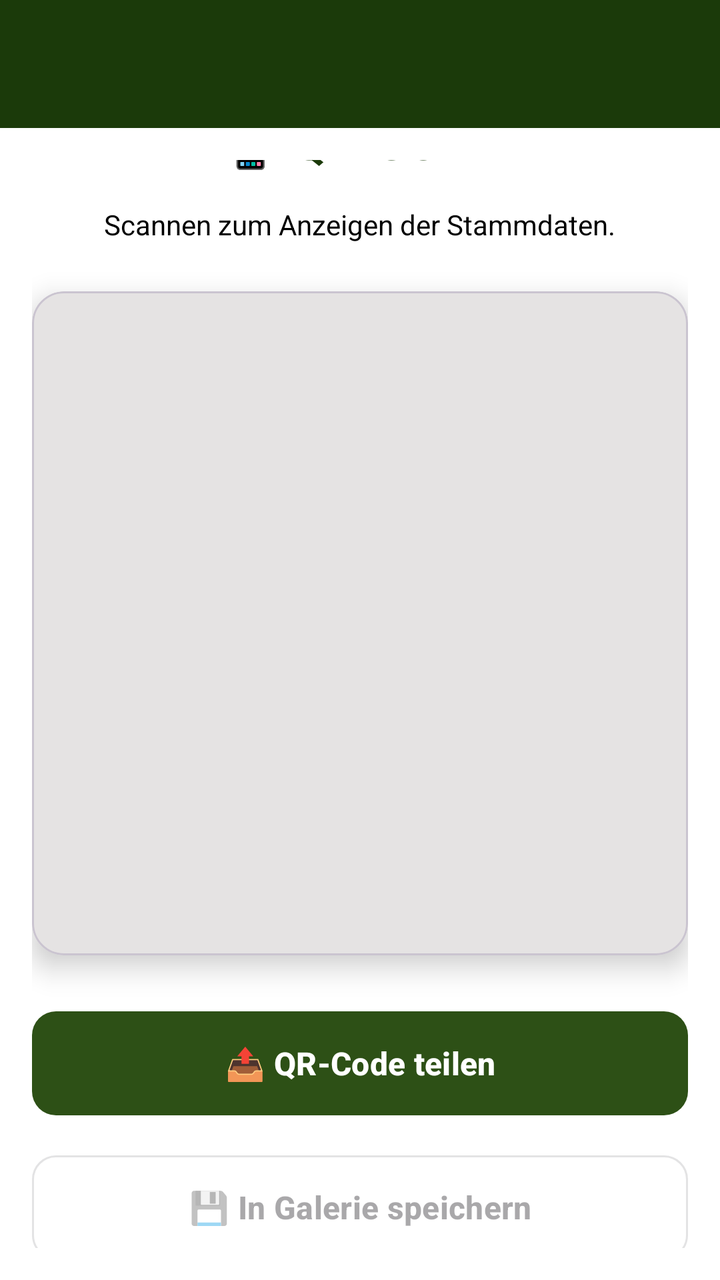
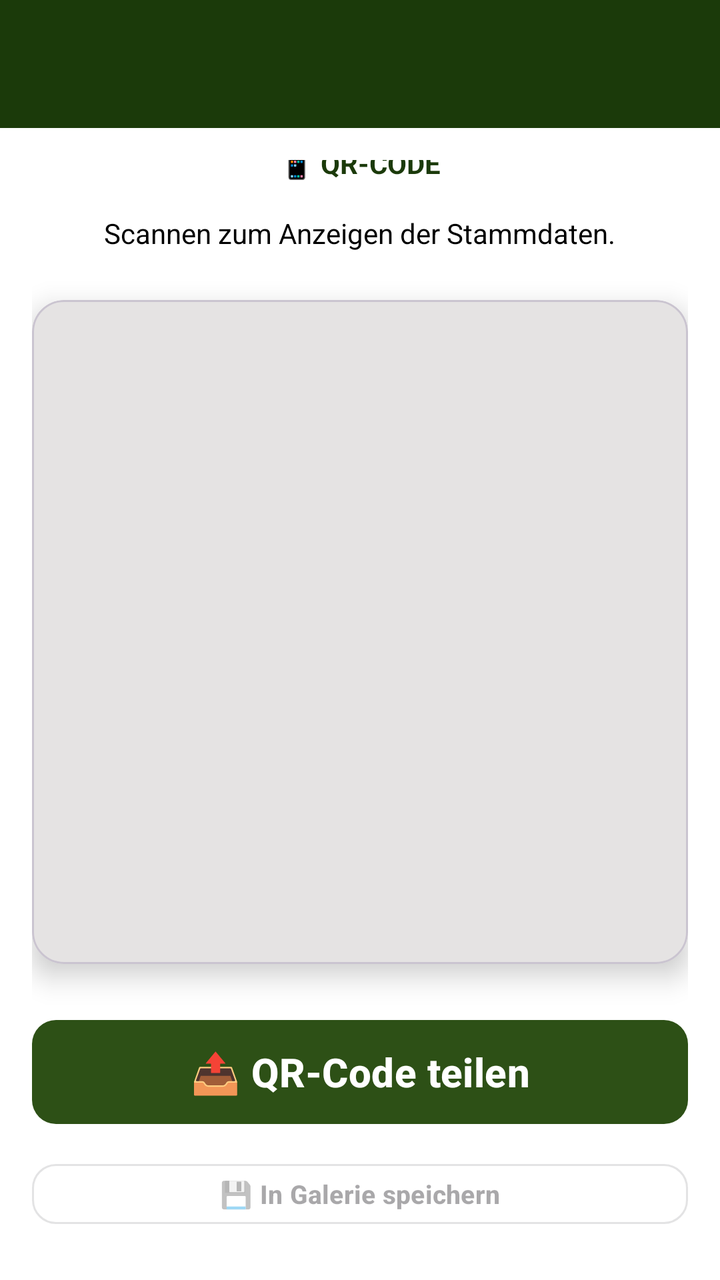

The first picture is an Android layout as it rendered before a commit; the second is the same layout after the commit. The layout source and the unified diff follow.
<!-- AndroidManifest.xml: activity theme Theme.HundeWildnis -->
<!-- res/layout/activity_qrcode.xml -->
<?xml version="1.0" encoding="utf-8"?>
<androidx.coordinatorlayout.widget.CoordinatorLayout
    xmlns:android="http://schemas.android.com/apk/res/android"
    xmlns:app="http://schemas.android.com/apk/res-auto"
    android:layout_width="match_parent"
    android:layout_height="match_parent"
    android:background="#FFFFFF">

    <com.google.android.material.appbar.AppBarLayout
        android:layout_width="match_parent"
        android:layout_height="wrap_content"
        android:fitsSystemWindows="true">

        <androidx.appcompat.widget.Toolbar
            android:id="@+id/toolbar"
            android:layout_width="match_parent"
            android:layout_height="?attr/actionBarSize"
            android:background="#1B3A0A"
            app:titleTextColor="#FFFFFF" />
    </com.google.android.material.appbar.AppBarLayout>

    <LinearLayout
        android:layout_width="match_parent"
        android:layout_height="match_parent"
        android:orientation="vertical"
        android:gravity="center"
        app:layout_behavior="@string/appbar_scrolling_view_behavior"
        android:padding="16dp">

        <TextView
            android:layout_width="wrap_content"
            android:layout_height="wrap_content"
            android:text="📱 QR-CODE"
            android:textSize="24sp"
            android:textStyle="bold"
            android:textColor="#1B3A0A"
            android:layout_marginBottom="16dp" />

        <TextView
            android:layout_width="wrap_content"
            android:layout_height="wrap_content"
            android:text="Scannen zum Anzeigen der Stammdaten."
            android:textSize="14sp"
            android:textColor="#000000"
            android:textAlignment="center"
            android:layout_marginBottom="24dp" />

        <com.google.android.material.card.MaterialCardView
            android:layout_width="wrap_content"
            android:layout_height="wrap_content"
            app:cardCornerRadius="16dp"
            app:cardElevation="8dp"
            android:layout_marginBottom="24dp">

            <FrameLayout
                android:layout_width="wrap_content"
                android:layout_height="wrap_content"
                android:padding="16dp">

                <ImageView
                    android:id="@+id/ivQrCode"
                    android:layout_width="300dp"
                    android:layout_height="300dp"
                    android:scaleType="fitCenter"
                    android:contentDescription="QR-Code" />

                <ProgressBar
                    android:id="@+id/progressBar"
                    android:layout_width="wrap_content"
                    android:layout_height="wrap_content"
                    android:layout_gravity="center"
                    android:indeterminateTint="#2d5016" />

            </FrameLayout>

        </com.google.android.material.card.MaterialCardView>

        <com.google.android.material.button.MaterialButton
            android:id="@+id/btnShare"
            android:layout_width="match_parent"
            android:layout_height="60dp"
            android:text="📤 QR-Code teilen"
            android:textSize="16sp"
            android:textStyle="bold"
            app:backgroundTint="#2d5016"
            android:textColor="#FFFFFF"
            app:cornerRadius="12dp"
            android:enabled="false" />

        <com.google.android.material.button.MaterialButton
            android:id="@+id/btnSave"
            android:layout_width="match_parent"
            android:layout_height="60dp"
            android:text="💾 In Galerie speichern"
            android:textSize="16sp"
            android:textStyle="bold"
            style="@style/Widget.Material3.Button.OutlinedButton"
            app:cornerRadius="12dp"
            android:layout_marginTop="12dp"
            android:enabled="false" />

        <TextView
            android:layout_width="wrap_content"
            android:layout_height="wrap_content"
            android:text="💡 Bitte prüfe, mit wem Du Deine vertraulichen Daten teilst."
            android:textSize="12sp"
            android:textColor="#000000"
            android:textAlignment="center"
            android:layout_marginTop="16dp"
            android:paddingStart="32dp"
            android:paddingEnd="32dp" />

    </LinearLayout>

</androidx.coordinatorlayout.widget.CoordinatorLayout>
<!-- resources referenced by this layout -->
<resources>
  <style name="Base.Theme.HundeWildnis" parent="Theme.Material3.Light.NoActionBar">
          <item name="colorPrimary">#2d5016</item>
          <item name="colorPrimaryVariant">#1a3009</item>
          <item name="colorOnPrimary">#FFFFFF</item>
          <item name="colorSecondary">#6b8e4e</item>
          <item name="colorSecondaryVariant">#4a6135</item>
          <item name="colorOnSecondary">#000000</item>
          <item name="android:statusBarColor">?attr/colorPrimaryVariant</item>
  
          <item name="android:navigationBarColor">@android:color/transparent</item>
          <item name="android:windowLightStatusBar">true</item>
          <item name="android:windowLightNavigationBar">true</item>
          <item name="android:enforceNavigationBarContrast" tools:targetApi="q">false</item>
          <item name="android:enforceStatusBarContrast" tools:targetApi="q">false</item>
  
          
          <item name="colorAccent">#2d5016</item>
          <item name="android:textColorPrimary">#000000</item>
  
          
          <item name="materialAlertDialogTheme">@style/AlertDialogTheme</item>
  
          
          <item name="actionMenuTextColor">#FFFFFF</item>
  
          
          <item name="android:windowBackground">#FFFFFF</item>
          <item name="android:colorBackground">#FFFFFF</item>
      </style>
  <style name="AlertDialogTheme" parent="ThemeOverlay.Material3.MaterialAlertDialog">
          
          <item name="colorSurface">#FFFFFF</item>
  
          
          <item name="colorOnSurface">#000000</item>
          <item name="android:textColorPrimary">#000000</item>
  
          
          <item name="buttonBarPositiveButtonStyle">@style/DialogButtonStyle.Light</item>
          <item name="buttonBarNegativeButtonStyle">@style/DialogButtonStyle.Light</item>
          <item name="buttonBarNeutralButtonStyle">@style/DialogButtonStyle.Light</item>
      </style>
  <style name="DialogButtonStyle.Light" parent="Widget.Material3.Button.TextButton.Dialog">
          
          <item name="android:textColor">#2d5016</item>
  
          
          <item name="backgroundTint">@android:color/transparent</item>
  
          
          <item name="rippleColor">#332d5016</item>
      </style>
  <!-- unchanged entries left out for length: 1 -->
</resources>

<!-- the commit's change to res/layout/activity_qrcode.xml (unified diff, before → after) -->
@@ -6,10 +6,10 @@
     android:layout_height="match_parent"
     android:background="#FFFFFF">
 
-    <com.google.android.material.appbar.AppBarLayout
+    <com.google.android.material.appbar.AppBarLayout android:id="@+id/appbar"
         android:layout_width="match_parent"
         android:layout_height="wrap_content"
-        android:fitsSystemWindows="true">
+        android:fitsSystemWindows="false">
 
         <androidx.appcompat.widget.Toolbar
             android:id="@+id/toolbar"
@@ -31,7 +31,7 @@
             android:layout_width="wrap_content"
             android:layout_height="wrap_content"
             android:text="📱 QR-CODE"
-            android:textSize="24sp"
+            android:textSize="@dimen/text_body_medium"
             android:textStyle="bold"
             android:textColor="#1B3A0A"
             android:layout_marginBottom="16dp" />
@@ -40,7 +40,7 @@
             android:layout_width="wrap_content"
             android:layout_height="wrap_content"
             android:text="Scannen zum Anzeigen der Stammdaten."
-            android:textSize="14sp"
+            android:textSize="@dimen/text_body_medium"
             android:textColor="#000000"
             android:textAlignment="center"
             android:layout_marginBottom="24dp" />
@@ -78,9 +78,9 @@
         <com.google.android.material.button.MaterialButton
             android:id="@+id/btnShare"
             android:layout_width="match_parent"
-            android:layout_height="60dp"
+            android:layout_height="wrap_content"
             android:text="📤 QR-Code teilen"
-            android:textSize="16sp"
+            android:textSize="@dimen/text_body_medium"
             android:textStyle="bold"
             app:backgroundTint="#2d5016"
             android:textColor="#FFFFFF"
@@ -90,9 +90,9 @@
         <com.google.android.material.button.MaterialButton
             android:id="@+id/btnSave"
             android:layout_width="match_parent"
-            android:layout_height="60dp"
+            android:layout_height="wrap_content"
             android:text="💾 In Galerie speichern"
-            android:textSize="16sp"
+            android:textSize="@dimen/text_body_medium"
             android:textStyle="bold"
             style="@style/Widget.Material3.Button.OutlinedButton"
             app:cornerRadius="12dp"
@@ -103,7 +103,7 @@
             android:layout_width="wrap_content"
             android:layout_height="wrap_content"
             android:text="💡 Bitte prüfe, mit wem Du Deine vertraulichen Daten teilst."
-            android:textSize="12sp"
+            android:textSize="@dimen/text_body_medium"
             android:textColor="#000000"
             android:textAlignment="center"
             android:layout_marginTop="16dp"
<!-- resource entries referenced after the edit -->
@@ -1,17 +1,21 @@
 <!-- resources referenced by this layout -->
 <resources>
+  <dimen name="text_body_medium">14sp</dimen>
   <style name="Base.Theme.HundeWildnis" parent="Theme.Material3.Light.NoActionBar">
+          
+          <item name="materialButtonStyle">@style/Widget.App.Button</item>
+  
           <item name="colorPrimary">#2d5016</item>
           <item name="colorPrimaryVariant">#1a3009</item>
           <item name="colorOnPrimary">#FFFFFF</item>
           <item name="colorSecondary">#6b8e4e</item>
           <item name="colorSecondaryVariant">#4a6135</item>
           <item name="colorOnSecondary">#000000</item>
-          <item name="android:statusBarColor">?attr/colorPrimaryVariant</item>
-  
+          <item name="android:statusBarColor">@android:color/transparent</item>
           <item name="android:navigationBarColor">@android:color/transparent</item>
+          <item name="android:windowDrawsSystemBarBackgrounds">true</item>
           <item name="android:windowLightStatusBar">true</item>
-          <item name="android:windowLightNavigationBar">true</item>
+          <item name="android:windowLightNavigationBar" tools:targetApi="27">true</item>
           <item name="android:enforceNavigationBarContrast" tools:targetApi="q">false</item>
           <item name="android:enforceStatusBarContrast" tools:targetApi="q">false</item>
   
@@ -21,13 +25,26 @@
   
           
           <item name="materialAlertDialogTheme">@style/AlertDialogTheme</item>
+          <item name="alertDialogTheme">@style/AlertDialogTheme</item>
   
           
           <item name="actionMenuTextColor">#FFFFFF</item>
+          <item name="actionOverflowButtonStyle">@style/Widget.App.Overflow</item>
   
           
           <item name="android:windowBackground">#FFFFFF</item>
           <item name="android:colorBackground">#FFFFFF</item>
+      </style>
+  <style name="Widget.App.Button" parent="Widget.Material3.Button">
+          <item name="autoSizeTextType">uniform</item>
+          <item name="autoSizeMinTextSize">12sp</item>
+          <item name="autoSizeMaxTextSize">@dimen/text_button_large</item>
+          <item name="autoSizeStepGranularity">1sp</item>
+          <item name="android:maxLines">2</item>
+          <item name="android:ellipsize">end</item>
+          <item name="android:paddingStart">16dp</item>
+          <item name="android:paddingEnd">16dp</item>
+          <item name="android:minHeight">60dp</item>
       </style>
   <style name="AlertDialogTheme" parent="ThemeOverlay.Material3.MaterialAlertDialog">
           
@@ -41,10 +58,39 @@
           <item name="buttonBarPositiveButtonStyle">@style/DialogButtonStyle.Light</item>
           <item name="buttonBarNegativeButtonStyle">@style/DialogButtonStyle.Light</item>
           <item name="buttonBarNeutralButtonStyle">@style/DialogButtonStyle.Light</item>
+  
+          
+          <item name="buttonBarStyle">@style/Widget.App.ButtonBar</item>
+  
+          
+          <item name="android:buttonStyle">@style/DialogButtonStyle.Light</item>
       </style>
+  <style name="Widget.App.Overflow" parent="Widget.AppCompat.ActionButton.Overflow">
+          <item name="android:src">@drawable/ic_menu_hamburger</item>
+      </style>
+  <dimen name="text_button_large">20sp</dimen>
   <style name="DialogButtonStyle.Light" parent="Widget.Material3.Button.TextButton.Dialog">
           
           <item name="android:textColor">#2d5016</item>
+  
+          
+          <item name="android:textSize">13sp</item>
+          <item name="android:textAllCaps">false</item>
+          <item name="android:maxLines">2</item>
+          <item name="android:singleLine">false</item>
+          <item name="android:ellipsize">none</item>
+          <item name="autoSizeTextType">uniform</item>
+          <item name="autoSizeMinTextSize">10sp</item>
+          <item name="autoSizeMaxTextSize">16sp</item>
+  
+          
+          <item name="android:paddingStart">2dp</item>
+          <item name="android:paddingEnd">2dp</item>
+          <item name="android:minWidth">0dp</item>
+          <item name="android:insetLeft">0dp</item>
+          <item name="android:insetRight">0dp</item>
+          <item name="android:insetTop">0dp</item>
+          <item name="android:insetBottom">0dp</item>
   
           
           <item name="backgroundTint">@android:color/transparent</item>
@@ -52,6 +98,19 @@
           
           <item name="rippleColor">#332d5016</item>
       </style>
+  <style name="Widget.App.ButtonBar" parent="Widget.AppCompat.ButtonBar.AlertDialog">
+          <item name="android:padding">0dp</item>
+      </style>
+  <!-- drawable ic_menu_hamburger (drawable) -->
+  <vector xmlns:android="http://schemas.android.com/apk/res/android"
+      android:width="24dp"
+      android:height="24dp"
+      android:viewportWidth="24"
+      android:viewportHeight="24">
+      <path
+          android:fillColor="#FFFFFF"
+          android:pathData="M3,18h18v-2H3V18z M3,13h18v-2H3V13z M3,6v2h18V6H3z" />
+  </vector>
   <!-- unchanged entries left out for length: 1 -->
 </resources>
 
